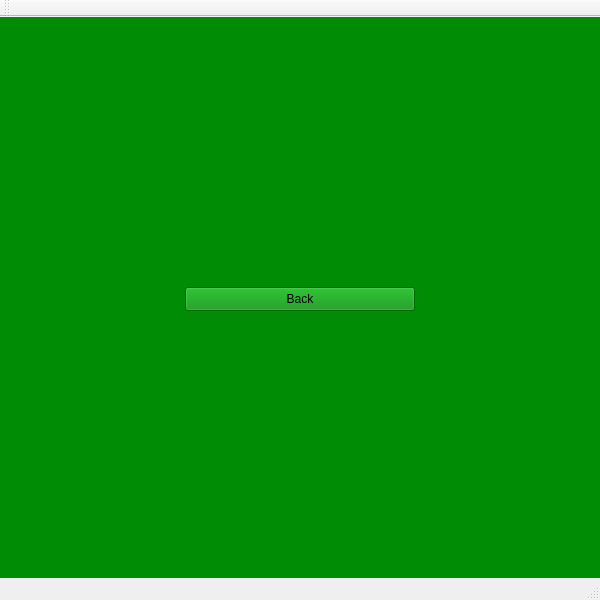
Before: the Qt Designer form ui/SettingsWindow.ui in MichalBan/qt-clicker, drawn with Qt 5.
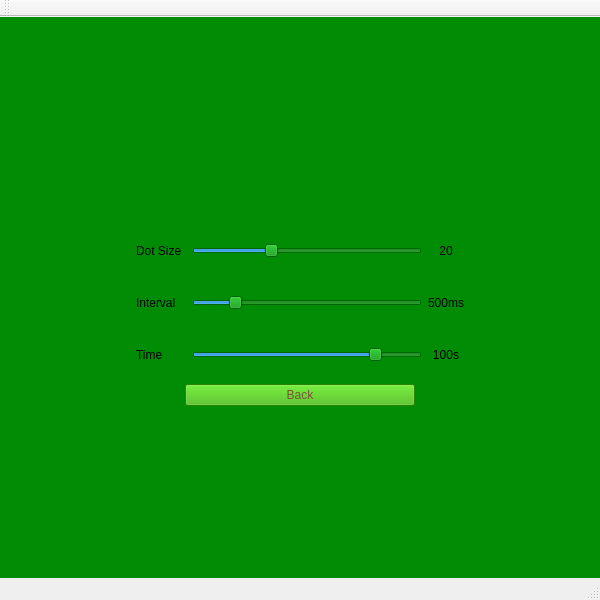
After: the same form once the commit is applied.

```diff
--- a/ui/SettingsWindow.ui
+++ b/ui/SettingsWindow.ui
@@ -17,18 +17,268 @@
    <property name="styleSheet">
     <string notr="true">background-color: rgb(0, 141, 5);</string>
    </property>
-   <widget class="QPushButton" name="buttonBack">
+   <widget class="QFrame" name="frameButtons">
     <property name="geometry">
      <rect>
-      <x>185</x>
-      <y>270</y>
-      <width>230</width>
-      <height>24</height>
+      <x>125</x>
+      <y>200</y>
+      <width>350</width>
+      <height>200</height>
      </rect>
     </property>
-    <property name="text">
-     <string>Back</string>
+    <property name="sizePolicy">
+     <sizepolicy hsizetype="Fixed" vsizetype="Fixed">
+      <horstretch>0</horstretch>
+      <verstretch>0</verstretch>
+     </sizepolicy>
     </property>
+    <property name="layoutDirection">
+     <enum>Qt::LayoutDirection::LeftToRight</enum>
+    </property>
+    <property name="styleSheet">
+     <string notr="true"/>
+    </property>
+    <layout class="QVBoxLayout" name="verticalLayout">
+     <property name="sizeConstraint">
+      <enum>QLayout::SizeConstraint::SetDefaultConstraint</enum>
+     </property>
+     <item>
+      <layout class="QHBoxLayout" name="horizontalLayout">
+       <item>
+        <widget class="QLabel" name="label">
+         <property name="sizePolicy">
+          <sizepolicy hsizetype="Fixed" vsizetype="Preferred">
+           <horstretch>0</horstretch>
+           <verstretch>0</verstretch>
+          </sizepolicy>
+         </property>
+         <property name="minimumSize">
+          <size>
+           <width>50</width>
+           <height>0</height>
+          </size>
+         </property>
+         <property name="baseSize">
+          <size>
+           <width>9</width>
+           <height>0</height>
+          </size>
+         </property>
+         <property name="text">
+          <string>Dot Size</string>
+         </property>
+        </widget>
+       </item>
+       <item>
+        <widget class="QSlider" name="sliderDotSize">
+         <property name="sizePolicy">
+          <sizepolicy hsizetype="Fixed" vsizetype="Fixed">
+           <horstretch>0</horstretch>
+           <verstretch>0</verstretch>
+          </sizepolicy>
+         </property>
+         <property name="minimumSize">
+          <size>
+           <width>230</width>
+           <height>0</height>
+          </size>
+         </property>
+         <property name="minimum">
+          <number>5</number>
+         </property>
+         <property name="maximum">
+          <number>50</number>
+         </property>
+         <property name="singleStep">
+          <number>5</number>
+         </property>
+         <property name="pageStep">
+          <number>5</number>
+         </property>
+         <property name="value">
+          <number>20</number>
+         </property>
+         <property name="orientation">
+          <enum>Qt::Orientation::Horizontal</enum>
+         </property>
+         <property name="tickPosition">
+          <enum>QSlider::TickPosition::NoTicks</enum>
+         </property>
+         <property name="tickInterval">
+          <number>5</number>
+         </property>
+        </widget>
+       </item>
+       <item>
+        <widget class="QLabel" name="labelDotSize">
+         <property name="text">
+          <string>20</string>
+         </property>
+         <property name="alignment">
+          <set>Qt::AlignmentFlag::AlignCenter</set>
+         </property>
+        </widget>
+       </item>
+      </layout>
+     </item>
+     <item>
+      <layout class="QHBoxLayout" name="horizontalLayout_6">
+       <item>
+        <widget class="QLabel" name="label_11">
+         <property name="sizePolicy">
+          <sizepolicy hsizetype="Fixed" vsizetype="Preferred">
+           <horstretch>0</horstretch>
+           <verstretch>0</verstretch>
+          </sizepolicy>
+         </property>
+         <property name="minimumSize">
+          <size>
+           <width>50</width>
+           <height>0</height>
+          </size>
+         </property>
+         <property name="text">
+          <string>Interval</string>
+         </property>
+        </widget>
+       </item>
+       <item>
+        <widget class="QSlider" name="sliderInterval">
+         <property name="sizePolicy">
+          <sizepolicy hsizetype="Fixed" vsizetype="Fixed">
+           <horstretch>0</horstretch>
+           <verstretch>0</verstretch>
+          </sizepolicy>
+         </property>
+         <property name="minimumSize">
+          <size>
+           <width>230</width>
+           <height>0</height>
+          </size>
+         </property>
+         <property name="minimum">
+          <number>200</number>
+         </property>
+         <property name="maximum">
+          <number>2000</number>
+         </property>
+         <property name="singleStep">
+          <number>50</number>
+         </property>
+         <property name="pageStep">
+          <number>50</number>
+         </property>
+         <property name="value">
+          <number>500</number>
+         </property>
+         <property name="orientation">
+          <enum>Qt::Orientation::Horizontal</enum>
+         </property>
+        </widget>
+       </item>
+       <item>
+        <widget class="QLabel" name="labelInterval">
+         <property name="text">
+          <string>500ms</string>
+         </property>
+         <property name="alignment">
+          <set>Qt::AlignmentFlag::AlignCenter</set>
+         </property>
+        </widget>
+       </item>
+      </layout>
+     </item>
+     <item>
+      <layout class="QHBoxLayout" name="horizontalLayout_7">
+       <item>
+        <widget class="QLabel" name="label_12">
+         <property name="sizePolicy">
+          <sizepolicy hsizetype="Fixed" vsizetype="Preferred">
+           <horstretch>0</horstretch>
+           <verstretch>0</verstretch>
+          </sizepolicy>
+         </property>
+         <property name="minimumSize">
+          <size>
+           <width>50</width>
+           <height>0</height>
+          </size>
+         </property>
+         <property name="text">
+          <string>Time</string>
+         </property>
+        </widget>
+       </item>
+       <item>
+        <widget class="QSlider" name="sliderTime">
+         <property name="sizePolicy">
+          <sizepolicy hsizetype="Fixed" vsizetype="Fixed">
+           <horstretch>0</horstretch>
+           <verstretch>0</verstretch>
+          </sizepolicy>
+         </property>
+         <property name="minimumSize">
+          <size>
+           <width>230</width>
+           <height>0</height>
+          </size>
+         </property>
+         <property name="minimum">
+          <number>10</number>
+         </property>
+         <property name="maximum">
+          <number>120</number>
+         </property>
+         <property name="singleStep">
+          <number>10</number>
+         </property>
+         <property name="value">
+          <number>100</number>
+         </property>
+         <property name="orientation">
+          <enum>Qt::Orientation::Horizontal</enum>
+         </property>
+        </widget>
+       </item>
+       <item>
+        <widget class="QLabel" name="labelTime">
+         <property name="text">
+          <string>100s</string>
+         </property>
+         <property name="alignment">
+          <set>Qt::AlignmentFlag::AlignCenter</set>
+         </property>
+        </widget>
+       </item>
+      </layout>
+     </item>
+     <item alignment="Qt::AlignmentFlag::AlignHCenter">
+      <widget class="QPushButton" name="buttonBack">
+       <property name="sizePolicy">
+        <sizepolicy hsizetype="Fixed" vsizetype="Fixed">
+         <horstretch>0</horstretch>
+         <verstretch>0</verstretch>
+        </sizepolicy>
+       </property>
+       <property name="minimumSize">
+        <size>
+         <width>230</width>
+         <height>0</height>
+        </size>
+       </property>
+       <property name="layoutDirection">
+        <enum>Qt::LayoutDirection::LeftToRight</enum>
+       </property>
+       <property name="styleSheet">
+        <string notr="true">background-color: rgb(60, 182, 4);
+color: rgb(122, 84, 53);</string>
+       </property>
+       <property name="text">
+        <string>Back</string>
+       </property>
+      </widget>
+     </item>
+    </layout>
    </widget>
   </widget>
   <widget class="QMenuBar" name="menuBar">
```
